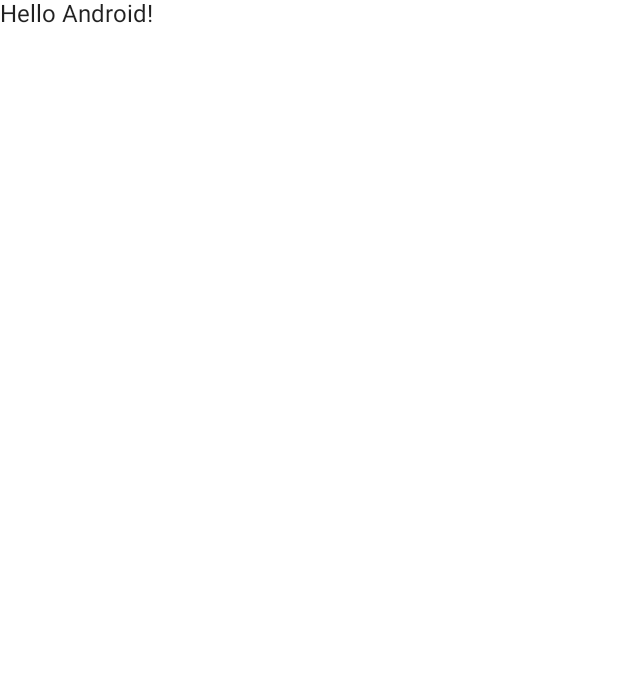
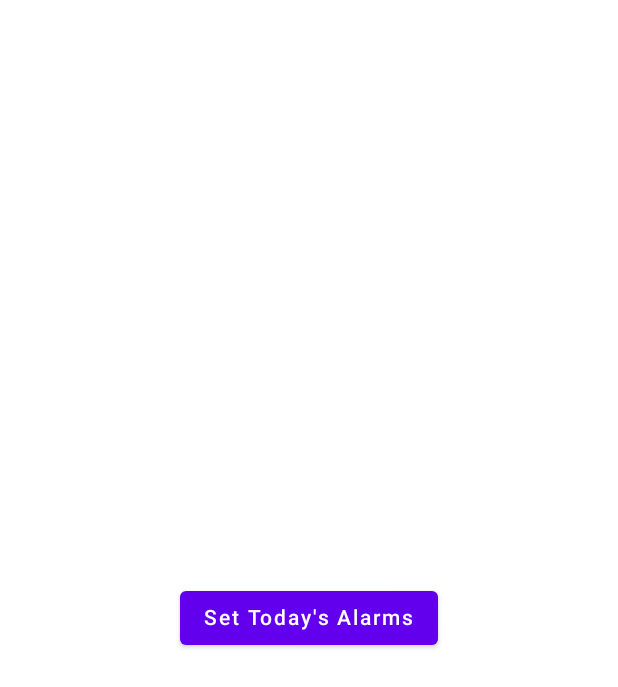
Before and after one commit to sangeetds/Remember, an Android app built with Jetpack Compose: the screen it shows after launch (MainActivity), on a phone screen of 412 x 824 dp. Before the commit the part shown is almost empty. Shown: the top 687 px of the screen. Run offline under Robolectric (Android 15) with nearby library versions, the phone set to English and light mode, and no system bars; our stand-ins replace Dagger/Hilt's generated code, Timber.

Commit message:
Sort UI for MVP1

```diff
--- a/app/src/main/java/com/example/remember/MainActivity.kt
+++ b/app/src/main/java/com/example/remember/MainActivity.kt
@@ -13,11 +13,17 @@ import android.widget.Toast
 import androidx.activity.ComponentActivity
 import androidx.activity.compose.setContent
 import androidx.activity.viewModels
+import androidx.compose.foundation.layout.Arrangement
+import androidx.compose.foundation.layout.Column
+import androidx.compose.foundation.layout.fillMaxHeight
 import androidx.compose.foundation.layout.fillMaxSize
+import androidx.compose.foundation.layout.fillMaxWidth
+import androidx.compose.material.Button
 import androidx.compose.material.MaterialTheme
 import androidx.compose.material.Surface
 import androidx.compose.material.Text
 import androidx.compose.runtime.Composable
+import androidx.compose.ui.Alignment
 import androidx.compose.ui.Modifier
 import androidx.compose.ui.tooling.preview.Preview
 import androidx.lifecycle.Observer
@@ -49,11 +55,13 @@ class MainActivity : ComponentActivity() {
       RememberTheme {
         // A surface container using the 'background' color from the theme
         Surface(modifier = Modifier.fillMaxSize(), color = MaterialTheme.colors.background) {
-          Greeting("Android")
+          Greeting(setAlarms)
         }
       }
     }
+  }
 
+  val setAlarms = {
     this.requestPermissions(arrayOf(Manifest.permission.READ_CALENDAR), 42)
 
     val projection = arrayOf(Events.DTSTART, Events.DTEND)
@@ -152,7 +160,7 @@ class MainActivity : ComponentActivity() {
       // Single alarms in 1, 2, ..., 10 minutes (in `i` minutes)
       mgrAlarm.set(
         AlarmManager.ELAPSED_REALTIME_WAKEUP,
-        SystemClock.elapsedRealtime() + 2000 * 2,
+        SystemClock.elapsedRealtime() + 1000 * 2,
         pendingIntent
       )
     }
@@ -201,15 +209,24 @@ class MainActivity : ComponentActivity() {
 }
 
 @Composable
-fun Greeting(name: String) {
-  Text(text = "Hello $name!")
+fun Greeting(startAlarms: () -> Unit) {
+  Column(
+    modifier = Modifier
+      .fillMaxWidth()
+      .fillMaxHeight(), verticalArrangement = Arrangement.Center,
+    horizontalAlignment = Alignment.CenterHorizontally
+  ) {
+    Button(onClick = startAlarms) {
+      Text(text = "Set Today's Alarms")
+    }
+  }
 }
 
 @Preview(showBackground = true)
 @Composable
 fun DefaultPreview() {
   RememberTheme {
-    Greeting("Android")
+    Greeting(startAlarms = { })
   }
 }
 
```
